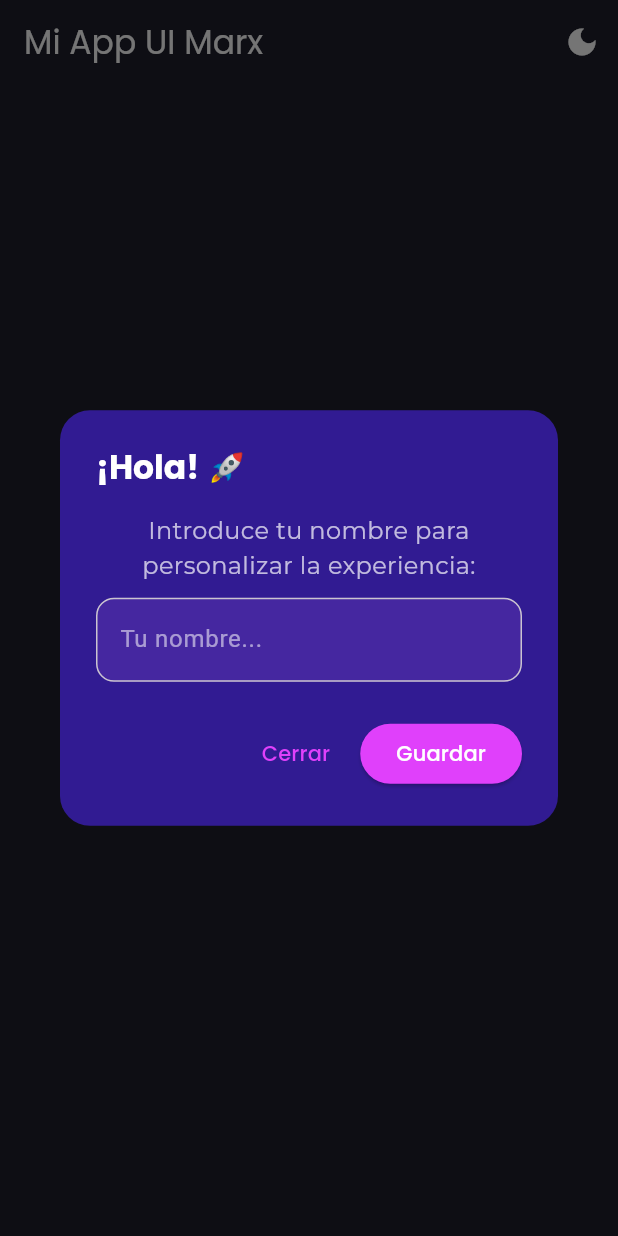
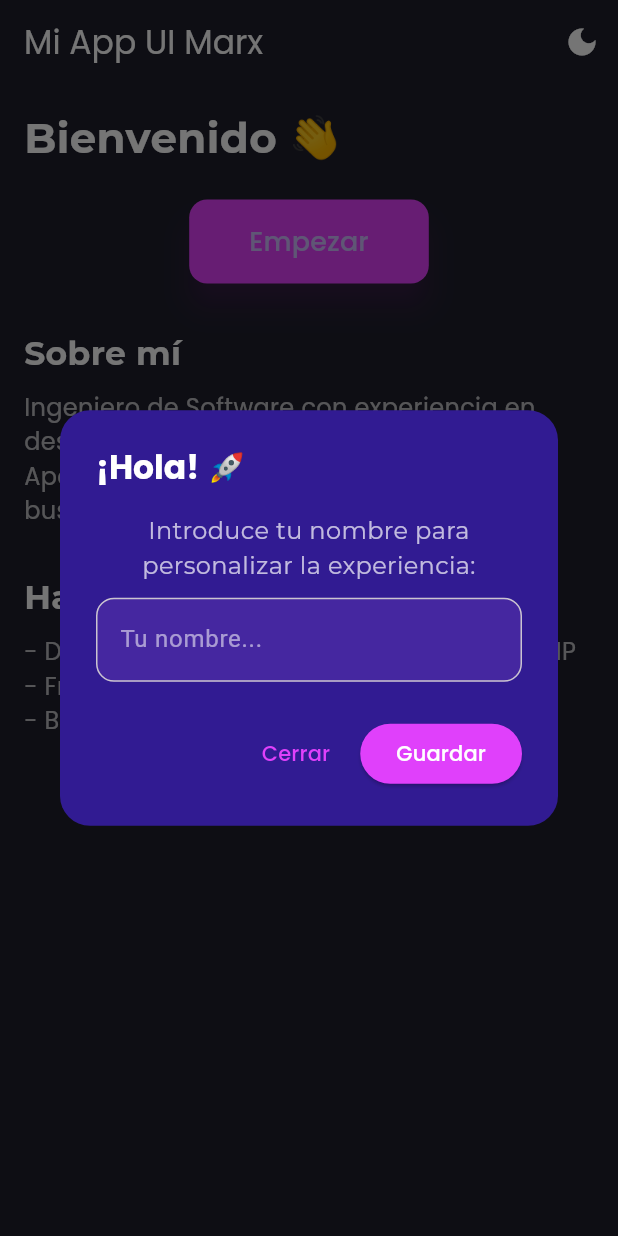
Before and after one commit to MarxAlonso/flutter_movilui, a Flutter app: the screen it shows after launch, after a tap on "Empezar", on a phone screen of 412 x 824 dp. Run offline on Flutter 3.47's test engine with Material 3 defaults, Android fonts, the phone set to English and light mode, and no system bars; drawn by our look-alikes of flutter_animate; our stand-ins replace google_fonts.

Commit message:
cambios en app

```diff
--- a/lib/home_screen.dart
+++ b/lib/home_screen.dart
@@ -38,57 +38,100 @@ class _HomeScreenState extends State<HomeScreen> {
           ),
         ],
       ),
-      body: Center(
+      body: SingleChildScrollView(
+        child: Padding(
+          padding: const EdgeInsets.all(16.0),
           child: Column(
-          mainAxisAlignment: MainAxisAlignment.center,
+            crossAxisAlignment: CrossAxisAlignment.start,
             children: [
               Text(
                 "Bienvenido 👋",
                 style: GoogleFonts.montserrat(
-                fontSize: 24,
+                  fontSize: 28,
                   fontWeight: FontWeight.bold,
                   color: isDarkMode ? Colors.white : Colors.black,
                 ),
               ).animate().fadeIn(duration: 500.ms),
-
               SizedBox(height: 20),
 
               // Botón para abrir el modal con efecto de pulsación
+              Center(
+                child:
                     ElevatedButton(
                       onPressed: () {
                         _showModal(context);
                       },
                       style: ElevatedButton.styleFrom(
                         backgroundColor: Colors.purpleAccent,
-                padding: EdgeInsets.symmetric(horizontal: 40, vertical: 15),
+                        padding: EdgeInsets.symmetric(
+                          horizontal: 40,
+                          vertical: 15,
+                        ),
                         shape: RoundedRectangleBorder(
                           borderRadius: BorderRadius.circular(12),
                         ),
                         shadowColor: Colors.purple.withOpacity(0.5),
                         elevation: 8,
                       ),
-              child: Text("Empezar", style: GoogleFonts.poppins(fontSize: 18)),
-            ).animate().scale(delay: 300.ms).shake(), // Efecto de movimiento
+                      child: Text(
+                        "Empezar",
+                        style: GoogleFonts.poppins(fontSize: 18),
+                      ),
+                    ).animate().scale(delay: 300.ms).shake(),
+              ),
+              SizedBox(height: 30),
+
+              // Sección informativa sobre mí
+              Text(
+                "Sobre mí",
+                style: GoogleFonts.montserrat(
+                  fontSize: 22,
+                  fontWeight: FontWeight.bold,
+                  color: isDarkMode ? Colors.white : Colors.black,
+                ),
+              ),
+              SizedBox(height: 10),
+              Text(
+                "Ingeniero de Software con experiencia en desarrollo web y aplicaciones móviles. Apasionado por la tecnología y siempre en busca de nuevos retos.",
+                style: GoogleFonts.poppins(
+                  fontSize: 16,
+                  color: isDarkMode ? Colors.white70 : Colors.black87,
+                ),
+              ),
+
+              SizedBox(height: 30),
+
+              Text(
+                "Habilidades Técnicas",
+                style: GoogleFonts.montserrat(
+                  fontSize: 22,
+                  fontWeight: FontWeight.bold,
+                  color: isDarkMode ? Colors.white : Colors.black,
+                ),
+              ),
+              SizedBox(height: 10),
+              Text(
+                "- Desarrollo en Flutter, Dart, JavaScript, y PHP\n- Frameworks: Laravel, React, Angular\n- Bases de datos: MySQL y MongoDB",
+                style: GoogleFonts.poppins(
+                  fontSize: 16,
+                  color: isDarkMode ? Colors.white70 : Colors.black87,
+                ),
+              ),
             ],
+          ),
         ),
       ),
     );
   }
 
-  // Función para mostrar el modal con animación
   void _showModal(BuildContext context) {
     TextEditingController nameController = TextEditingController();
 
     showDialog(
       context: context,
       builder: (BuildContext context) {
-        return ScaleTransition(
-          scale: CurvedAnimation(
-            parent: ModalRoute.of(context)!.animation!,
-            curve: Curves.elasticOut,
-          ),
-          child: AlertDialog(
-            backgroundColor: Colors.deepPurple[900], // Fondo del modal
+        return AlertDialog(
+          backgroundColor: Colors.deepPurple[900],
           shape: RoundedRectangleBorder(
             borderRadius: BorderRadius.circular(20),
           ),
@@ -130,7 +173,7 @@ class _HomeScreenState extends State<HomeScreen> {
           actions: [
             TextButton(
               onPressed: () {
-                  Navigator.of(context).pop(); // Cerrar modal
+                Navigator.of(context).pop();
               },
               child: Text(
                 "Cerrar",
@@ -162,7 +205,6 @@ class _HomeScreenState extends State<HomeScreen> {
               ),
             ),
           ],
-          ),
         );
       },
     );
```
Lines whose indentation alone changed are shown as unchanged.
